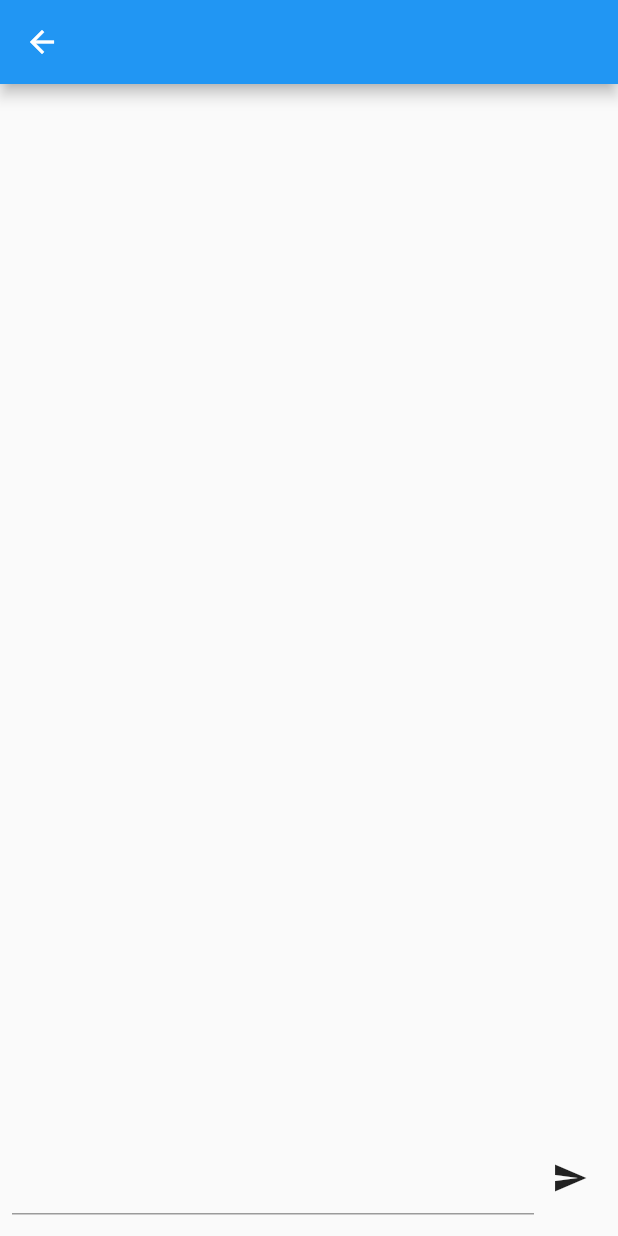
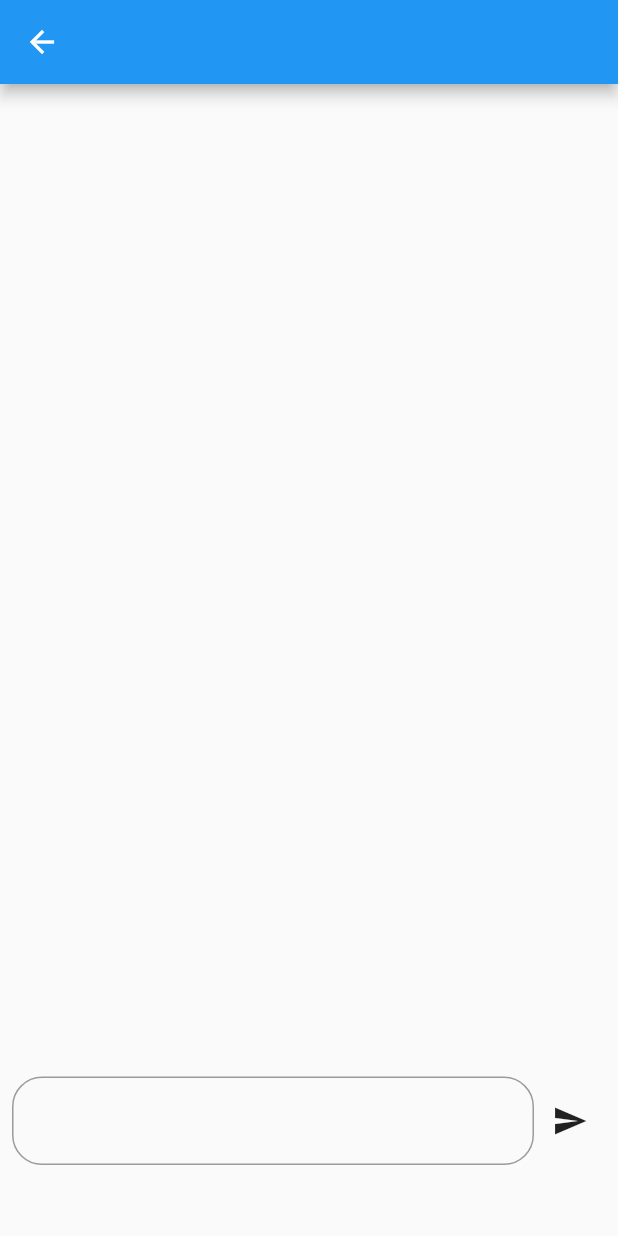
Before and after one commit to song011794/Flutter-chatGPT, a Flutter app: the GptScreen screen opened directly, on a phone screen of 412 x 824 dp. Run offline on Flutter 3.47's test engine with Material 2 defaults, Android fonts, the phone set to English and light mode, and no system bars; our stand-ins replace flutter_dotenv; missing offline and left inert: chat_gpt_sdk.

Commit message:
fix : 채팅 스크롤 오류 수정
1. 채팅 영역에서 위로 스크롤할 경우 스크롤 되지 않던 현상 수정
2. 기능 함수화

```diff
--- a/lib/gpt.dart
+++ b/lib/gpt.dart
@@ -14,31 +14,36 @@ class GptScreen extends StatefulWidget {
 
 class _GptScreenState extends State<GptScreen> {
   final ValueNotifier<String> _inputValue = ValueNotifier<String>('');
+
+  final TextEditingController _textEditingController = TextEditingController();
   final StreamController<String> _inputValueStream = StreamController<String>();
-
   final ScrollController _scrollController =
       ScrollController(initialScrollOffset: 0);
-  late final StreamController<ChatCTResponse?> _tController;
+  final StreamController<ChatCTResponse?> _tController =
+      StreamController<ChatCTResponse?>.broadcast();
   late final OpenAI _openAI;
   List<Map<String, dynamic>> chatList = [];
 
   @override
   void initState() {
     super.initState();
-    _tController = StreamController<ChatCTResponse?>.broadcast();
-
     _openAI = OpenAI.instance.build(
         token: dotenv.env['GPT_TOKEN'],
         baseOption: HttpSetup(
-            sendTimeout: const Duration(seconds: 30),
-            connectTimeout: const Duration(seconds: 30),
-            receiveTimeout: const Duration(seconds: 30)),
+            sendTimeout: const Duration(minutes: 3),
+            connectTimeout: const Duration(minutes: 3),
+            receiveTimeout: const Duration(minutes: 3)),
         isLogger: true);
   }
 
   @override
   void dispose() {
+    _openAI.close();
+    _tController.close();
+    _inputValueStream.close();
     _scrollController.dispose();
+    _textEditingController.dispose();
+    _inputValue.dispose();
     super.dispose();
   }
 
@@ -48,8 +53,8 @@ class _GptScreenState extends State<GptScreen> {
         appBar: AppBar(),
         body: Column(
           children: [
-            Expanded(flex: 9, child: chatListWidget()),
-            Expanded(flex: 1, child: textInputWidget()),
+            Expanded(flex: 8, child: chatListWidget()),
+            Expanded(flex: 2, child: textInputWidget()),
           ],
         ));
   }
@@ -65,16 +70,11 @@ class _GptScreenState extends State<GptScreen> {
             scrollDirection: Axis.vertical,
             itemCount: chatList.length + 1,
             itemBuilder: (context, index) {
+              if (index == chatList.length) {
+                scrollToDown();
+              }
+
               if (index != chatList.length) {
-                WidgetsBinding.instance.addPostFrameCallback((_) {
-                  if (_scrollController.hasClients) {
-                    _scrollController.animateTo(
-                        _scrollController.position.maxScrollExtent,
-                        duration: const Duration(milliseconds: 200),
-                        curve: Curves.easeInOut);
-                  }
-                });
-
                 return chatList[index]['user'] == 'user'
                     ? ListTile(
                         trailing: const CircleAvatar(child: Text('ME')),
@@ -90,23 +90,13 @@ class _GptScreenState extends State<GptScreen> {
                         title: Text(chatList[index]['msg']!,
                             textAlign: TextAlign.start));
               } else {
-                return
-                    // StreamBuilder<CTResponse?>(
-                    StreamBuilder<ChatCTResponse?>(
+                return StreamBuilder<ChatCTResponse?>(
                     stream: _tController.stream,
                     builder: (context, snapshot) {
                       final data = snapshot.data;
 
-                          if (snapshot.connectionState ==
-                              ConnectionState.active) {
-                            WidgetsBinding.instance.addPostFrameCallback((_) {
-                              if (_scrollController.hasClients) {
-                                _scrollController.animateTo(
-                                    _scrollController.position.maxScrollExtent,
-                                    duration: const Duration(milliseconds: 200),
-                                    curve: Curves.easeInOut);
-                              }
-                            });
+                      if (snapshot.connectionState == ConnectionState.active) {
+                        scrollToDown();
 
                         int randomNumber =
                             Random().nextInt(data!.choices.length);
@@ -123,8 +113,7 @@ class _GptScreenState extends State<GptScreen> {
                                   'images/chatgpt_logo.png',
                                   color: Colors.black,
                                 )),
-                                title: Text(gptAnswer,
-                                    textAlign: TextAlign.start));
+                            title: Text(gptAnswer, textAlign: TextAlign.start));
                       } else if (snapshot.connectionState ==
                           ConnectionState.waiting) {
                         return ListTile(
@@ -167,13 +156,39 @@ class _GptScreenState extends State<GptScreen> {
               valueListenable: _inputValue,
               builder: (BuildContext context, value, Widget? child) {
                 return TextFormField(
-                  initialValue: _inputValue.value,
+                    controller: _textEditingController,
                     onChanged: (value) => _inputValue.value = value,
-                );
+                    onFieldSubmitted: (value) {
+                      _inputValue.value = value;
+                      requestGPT();
+                    },
+                    decoration: const InputDecoration(
+                        border: OutlineInputBorder(
+                            borderRadius: BorderRadius.all(Radius.circular(20)),
+                            borderSide: BorderSide(color: Colors.blue))));
               },
             )),
-            IconButton(
-                onPressed: () async {
+            IconButton(onPressed: requestGPT, icon: const Icon(Icons.send))
+          ],
+        ),
+      ),
+    );
+  }
+
+  void scrollToDown() {
+    WidgetsBinding.instance.addPostFrameCallback((_) {
+      if (_scrollController.hasClients) {
+        _scrollController.animateTo(_scrollController.position.maxScrollExtent,
+            duration: const Duration(milliseconds: 200),
+            curve: Curves.easeInOut);
+      }
+    });
+  }
+
+  void requestGPT() {
+    if (_inputValue.value.isEmpty) {
+      return;
+    }
     chatList.add({'user': 'user', 'msg': _inputValue.value});
     _inputValueStream.sink.add(_inputValue.value);
 
@@ -193,11 +208,8 @@ class _GptScreenState extends State<GptScreen> {
         .listen((res) {
       _tController.sink.add(res);
     });
-                },
-                icon: const Icon(Icons.send))
-          ],
-        ),
-      ),
-    );
+
+    _textEditingController.clear();
+    scrollToDown();
   }
 }
```
Also changed, not shown: 1 other file. Lines whose indentation alone changed are shown as unchanged.
